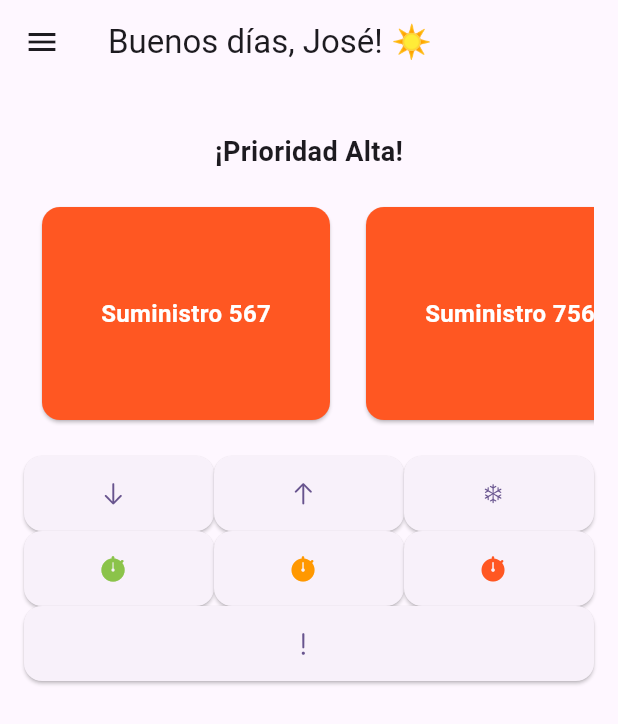
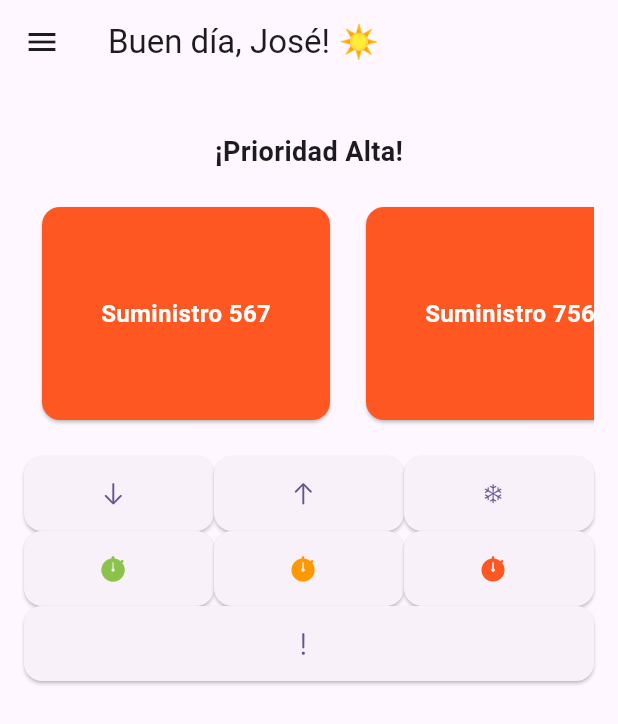
Before and after one commit to josegduran/banco_alimentos, a Flutter app: the DashboardPage screen opened directly, on a phone screen of 412 x 824 dp. Shown: the top 724 px of the screen. Run offline on Flutter 3.47's test engine with Material 3 defaults, Android fonts, the phone set to English and light mode, and no system bars.

Commit message:
Corrección de escritura.

```diff
--- a/lib/pages/dashboard.dart
+++ b/lib/pages/dashboard.dart
@@ -11,7 +11,7 @@ class DashboardPage extends StatelessWidget {
       },
       child: Scaffold(
         appBar: AppBar(
-          title: Text('Buenos días, José! ☀️'),
+          title: Text('Buen día, José! ☀️'),
         ),
         drawer: _buildDrawer(context),
         body: SingleChildScrollView(
```
